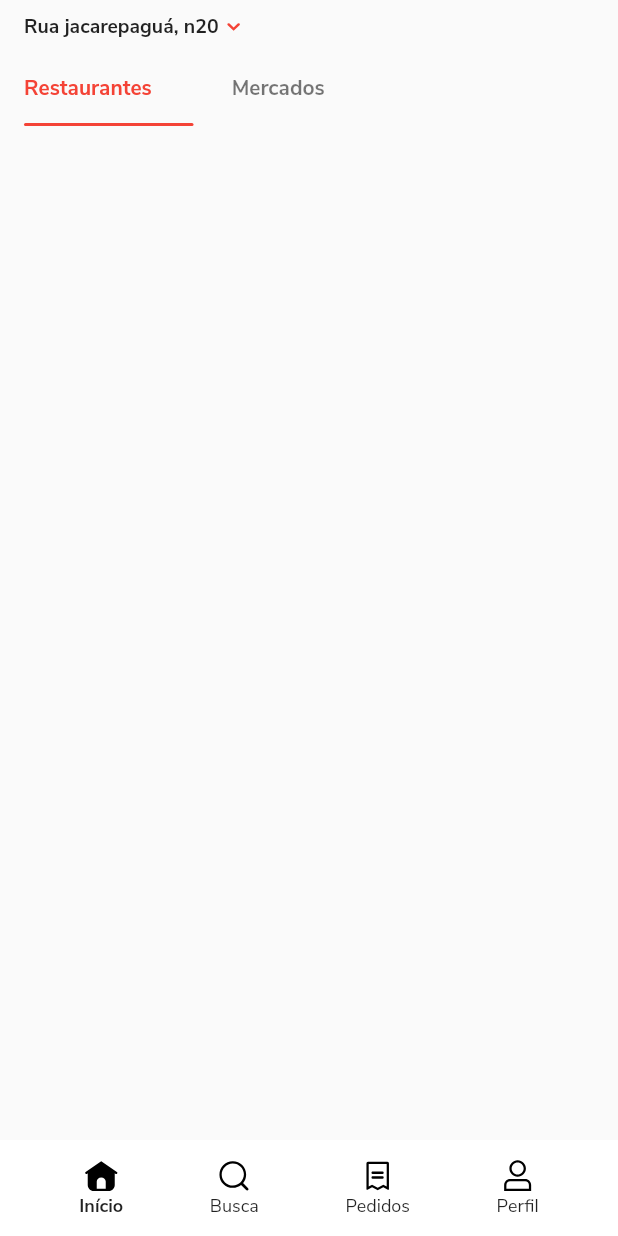
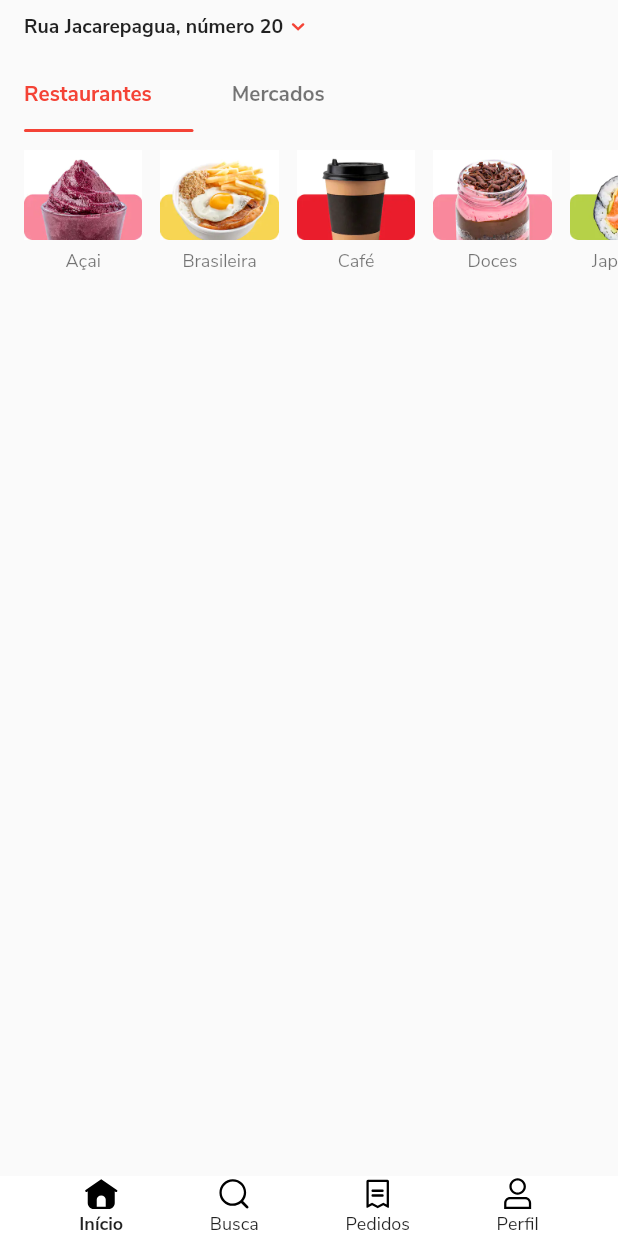
Before and after one commit to brenorusciolelli/Ifood_Flutter_Clone, a Flutter app: the screen it shows after launch, on a phone screen of 412 x 824 dp. Run offline on Flutter 3.47's test engine with Material 2 defaults, Android fonts, the phone set to English and light mode, and no system bars; our stand-ins replace flutter_svg, tab_indicator_styler.

Commit message:
Three part of the project Ifood

```diff
--- /dev/null
+++ b/lib/controllers/content_controller.dart
@@ -0,0 +1,23 @@
+import 'package:ifood_flutter_clone/core/theme/app_images.dart';
+import 'package:ifood_flutter_clone/models/category.dart';
+
+class ContentController {
+  List<Category> getCategory() {
+    return [
+      Category(name: 'Açai', picture: AppImages.acai),
+      Category(name: 'Brasileira', picture: AppImages.brasileira),
+      Category(name: 'Café', picture: AppImages.cafe),
+      Category(name: 'Doces', picture: AppImages.doces),
+      Category(name: 'Japonêsa', picture: AppImages.japones),
+      Category(name: 'Lanches', picture: AppImages.lanches),
+      Category(name: 'Marmita', picture: AppImages.marmita),
+      Category(name: 'Mercado', picture: AppImages.mercado),
+      Category(name: 'Padaria', picture: AppImages.padaria),
+      Category(name: 'Pizza', picture: AppImages.pizza),
+      Category(name: 'Promoções', picture: AppImages.promocoes),
+      Category(name: 'Saudável', picture: AppImages.saudavel),
+      Category(name: 'Vegetariano', picture: AppImages.vegetariano),
+      Category(name: 'Vale Refeição', picture: AppImages.vr),
+    ];
+  }
+}
--- a/lib/core/theme/app_colors.dart
+++ b/lib/core/theme/app_colors.dart
@@ -4,5 +4,6 @@ class AppColors {
   static const Color primaryColor = Colors.red;
   static const Color black = Colors.black;
   static const Color black54 = Colors.black54;
+  static const Color grey = Colors.grey;
   static const Color white = Colors.white;
 }
--- /dev/null
+++ b/lib/core/theme/app_images.dart
@@ -0,0 +1,18 @@
+const String pathImages = 'assets/images/';
+
+class AppImages {
+  static const acai = '${pathImages}categorys/acai.jpg';
+  static const brasileira = '${pathImages}categorys/brasileira.jpg';
+  static const cafe = '${pathImages}categorys/cafe.jpg';
+  static const doces = '${pathImages}categorys/doces.jpg';
+  static const japones = '${pathImages}categorys/japones.jpg';
+  static const lanches = '${pathImages}categorys/lanches.jpg';
+  static const marmita = '${pathImages}categorys/marmita.jpg';
+  static const mercado = '${pathImages}categorys/mercado.jpg';
+  static const padaria = '${pathImages}categorys/padaria.jpg';
+  static const pizza = '${pathImages}categorys/pizza.jpg';
+  static const promocoes = '${pathImages}categorys/promocoes.jpg';
+  static const saudavel = '${pathImages}categorys/saudavel.jpg';
+  static const vegetariano = '${pathImages}categorys/vegetariano.jpg';
+  static const vr = '${pathImages}categorys/vr.jpg';
+}
--- a/lib/core/theme/app_typograph.dart
+++ b/lib/core/theme/app_typograph.dart
@@ -11,6 +11,12 @@ class AppTypograph {
   static TextStyle bodyTextBold(BuildContext context) {
     return Theme.of(context).textTheme.bodyText1.copyWith(
           fontWeight: FontWeight.w500,
+        );
+  }
+
+  static TextStyle small(BuildContext context) {
+    return Theme.of(context).textTheme.bodyText1.copyWith(
+          fontSize: 12,
         );
   }
 
--- /dev/null
+++ b/lib/models/category.dart
@@ -0,0 +1,53 @@
+import 'dart:convert';
+import 'package:flutter/cupertino.dart';
+
+class Category {
+  final String name;
+  final String picture;
+  Category({
+    @required this.name,
+    @required this.picture,
+  });
+
+  Category copyWith({
+    String name,
+    String picture,
+  }) {
+    return Category(
+      name: name ?? this.name,
+      picture: picture ?? this.picture,
+    );
+  }
+
+  Map<String, dynamic> toMap() {
+    return {
+      'name': name,
+      'picture': picture,
+    };
+  }
+
+  factory Category.fromMap(Map<String, dynamic> map) {
+    return Category(
+      name: map['name'],
+      picture: map['picture'],
+    );
+  }
+
+  String toJson() => json.encode(toMap());
+
+  factory Category.fromJson(String source) =>
+      Category.fromMap(json.decode(source));
+
+  @override
+  String toString() => 'Category(name: $name, picture: $picture)';
+
+  @override
+  bool operator ==(Object other) {
+    if (identical(this, other)) return true;
+
+    return other is Category && other.name == name && other.picture == picture;
+  }
+
+  @override
+  int get hashCode => name.hashCode ^ picture.hashCode;
+}
--- a/lib/views/content/components/bottom_navigator_component.dart
+++ b/lib/views/content/components/bottom_navigator_component.dart
@@ -33,9 +33,6 @@ class BottomNavigatorComponent extends StatelessWidget {
                   .toList(),
             ),
           ),
-          SizedBox(
-            height: MediaQuery.of(context).padding.bottom,
-          )
         ],
       ),
     );
@@ -77,7 +74,7 @@ class BottomNavigatorComponentItem extends StatelessWidget {
     return GestureDetector(
       onTap: onTap,
       child: Padding(
-        padding: const EdgeInsets.all(12),
+        padding: const EdgeInsets.symmetric(horizontal: 12),
         child: Column(
           children: [
             AppIcon(isActive ? activeIcon : icon),
--- /dev/null
+++ b/lib/views/content/components/category_item_component.dart
@@ -0,0 +1,34 @@
+import 'package:flutter/material.dart';
+
+import 'package:ifood_flutter_clone/core/theme/app_colors.dart';
+import 'package:ifood_flutter_clone/core/theme/app_typograph.dart';
+import 'package:ifood_flutter_clone/models/category.dart';
+
+class CategoryItemComponent extends StatelessWidget {
+  final Category category;
+
+  const CategoryItemComponent({
+    Key key,
+    @required this.category,
+  }) : super(key: key);
+  @override
+  Widget build(BuildContext context) {
+    return Column(
+      mainAxisSize: MainAxisSize.min,
+      children: [
+        Image.asset(
+          category.picture,
+          height: 60,
+        ),
+        Padding(
+          padding: const EdgeInsets.only(top: 6.0),
+          child: Text(
+            category.name ?? '',
+            style:
+                AppTypograph.small(context).copyWith(color: AppColors.black54),
+          ),
+        ),
+      ],
+    );
+  }
+}
--- a/lib/views/content/content_page.dart
+++ b/lib/views/content/content_page.dart
@@ -1,6 +1,9 @@
 import 'package:flutter/material.dart';
+import 'package:ifood_flutter_clone/controllers/content_controller.dart';
 import 'package:ifood_flutter_clone/core/theme/app_icons.dart';
+import 'package:ifood_flutter_clone/models/category.dart';
 import 'package:ifood_flutter_clone/views/content/components/bottom_navigator_component.dart';
+import 'package:ifood_flutter_clone/views/content/components/category_item_component.dart';
 
 import 'components/content_tab_bar_component.dart';
 import 'components/header_local_component.dart';
@@ -13,9 +16,12 @@ class ContentPage extends StatefulWidget {
 class _ContentPageState extends State<ContentPage>
     with SingleTickerProviderStateMixin {
   TabController tabController;
+  final controller = ContentController();
+  List<Category> categorys;
   @override
   void initState() {
     tabController = TabController(length: 2, vsync: this);
+    categorys = controller.getCategory();
     super.initState();
   }
 
@@ -24,19 +30,52 @@ class _ContentPageState extends State<ContentPage>
   @override
   Widget build(BuildContext context) {
     return Scaffold(
+        body: SafeArea(
+      child: NestedScrollView(
+          physics: BouncingScrollPhysics(),
+          headerSliverBuilder: (context, innerBoxScroll) {
+            return [
+              HeaderLocationComponent(
+                location: 'Rua Jacarepagua, número 20',
+              ),
+              ContentTabBarComponent(
+                  controller: tabController, onTap: (index) {})
+            ];
+          },
           body: Column(
             children: [
               Expanded(
-            child: Column(
-              children: [
-                HeaderLocationComponent(
-                  location: "Rua jacarepaguá, n20",
+                child: RefreshIndicator(
+                  onRefresh: () async {
+                    return await Future.value();
+                  },
+                  child: CustomScrollView(
+                    physics: BouncingScrollPhysics(),
+                    slivers: [
+                      SliverToBoxAdapter(
+                        child: SizedBox(
+                          height: 86,
+                          child: ListView.builder(
+                            itemCount: categorys.length,
+                            scrollDirection: Axis.horizontal,
+                            physics: BouncingScrollPhysics(),
+                            itemBuilder: (BuildContext context, int index) {
+                              return Padding(
+                                padding: EdgeInsets.only(
+                                  left: index == 0 ? 16 : 0,
+                                  right:
+                                      index == categorys.length - 1 ? 16 : 12,
                                 ),
-                ContentTabBarComponent(
-                  controller: tabController,
-                  onTap: (index) {},
+                                child: CategoryItemComponent(
+                                  category: categorys[index],
+                                ),
+                              );
+                            },
+                          ),
+                        ),
                       ),
                     ],
+                  ),
                 ),
               ),
               BottomNavigatorComponent(
@@ -69,7 +108,7 @@ class _ContentPageState extends State<ContentPage>
                 ],
               ),
             ],
-      ),
-    );
+          )),
+    ));
   }
 }
```
Also changed, not shown: lib/views/content/components/content_tab_bar_component.dart (+34 -1 lines), lib/views/content/components/header_local_component.dart (+32 -8 lines). Lines whose indentation alone changed are shown as unchanged.
